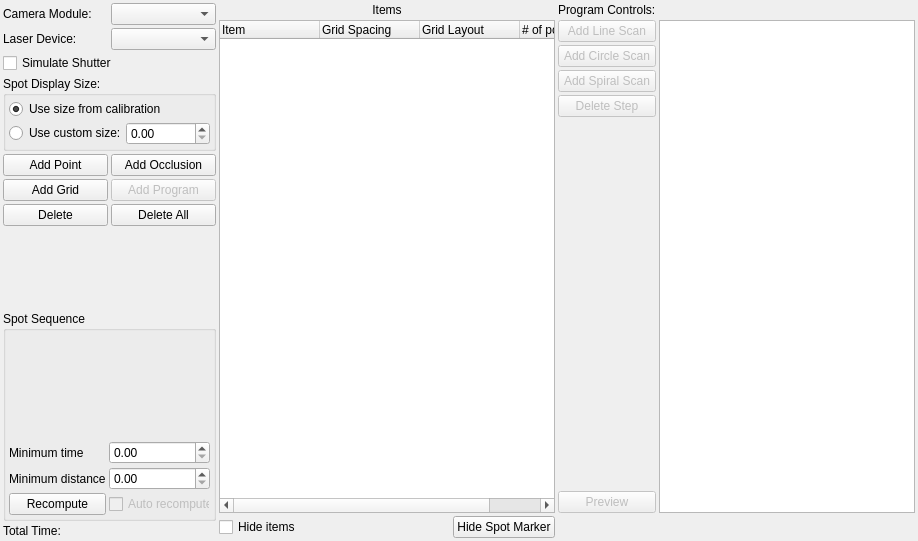
Old version of the form lib/devices/Scanner/ProtocolTemplate.ui in the repository acq4/acq4.
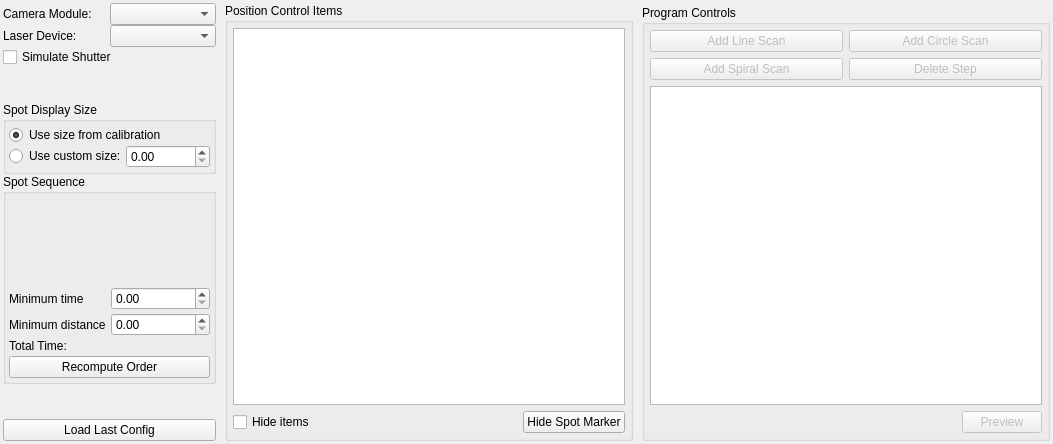
New version of the form. Custom widgets are drawn as their Qt base class.

The edit to the form file:
```diff
--- a/lib/devices/Scanner/ProtocolTemplate.ui
+++ b/lib/devices/Scanner/ProtocolTemplate.ui
@@ -6,8 +6,8 @@
    <rect>
     <x>0</x>
     <y>0</y>
-    <width>918</width>
-    <height>541</height>
+    <width>1053</width>
+    <height>444</height>
    </rect>
   </property>
   <property name="sizePolicy">
@@ -19,54 +19,21 @@
   <property name="windowTitle">
    <string>Form</string>
   </property>
-  <layout class="QGridLayout" name="gridLayout_4" columnstretch="1,4,0,0,0">
+  <layout class="QGridLayout" name="gridLayout_4">
+   <property name="horizontalSpacing">
+    <number>9</number>
+   </property>
+   <property name="verticalSpacing">
+    <number>2</number>
+   </property>
    <property name="margin">
     <number>3</number>
    </property>
-   <property name="spacing">
-    <number>3</number>
-   </property>
-   <item row="0" column="0" rowspan="3">
+   <item row="0" column="0" rowspan="2">
     <layout class="QGridLayout" name="gridLayout">
      <property name="sizeConstraint">
       <enum>QLayout::SetMaximumSize</enum>
      </property>
-     <item row="0" column="0" colspan="2">
-      <layout class="QHBoxLayout" name="horizontalLayout_3">
-       <item>
-        <widget class="QLabel" name="label">
-         <property name="text">
-          <string>Camera Module:</string>
-         </property>
-        </widget>
-       </item>
-       <item>
-        <widget class="InterfaceCombo" name="cameraCombo">
-         <property name="toolTip">
-          <string>Selects the camera module to use with the scanner. This, along with the laser device, determines which calibration files will be used.</string>
-         </property>
-        </widget>
-       </item>
-      </layout>
-     </item>
-     <item row="1" column="0" colspan="2">
-      <layout class="QHBoxLayout" name="horizontalLayout_4">
-       <item>
-        <widget class="QLabel" name="label_2">
-         <property name="text">
-          <string>Laser Device:</string>
-         </property>
-        </widget>
-       </item>
-       <item>
-        <widget class="InterfaceCombo" name="laserCombo">
-         <property name="toolTip">
-          <string>Selects the laser to be used.</string>
-         </property>
-        </widget>
-       </item>
-      </layout>
-     </item>
      <item row="2" column="0" colspan="2">
       <widget class="QCheckBox" name="simulateShutterCheck">
        <property name="text">
@@ -74,151 +41,7 @@
        </property>
       </widget>
      </item>
-     <item row="3" column="0" colspan="2">
-      <widget class="QGroupBox" name="groupBox_2">
-       <property name="title">
-        <string>Spot Display Size:</string>
-       </property>
-       <layout class="QGridLayout" name="gridLayout_2">
-        <property name="margin">
-         <number>3</number>
-        </property>
-        <property name="spacing">
-         <number>3</number>
-        </property>
-        <item row="0" column="0">
-         <widget class="QRadioButton" name="sizeFromCalibrationRadio">
-          <property name="toolTip">
-           <string>Causes target spots to be displayed at the size determined by the calibration file. Does not affect how data is collected.</string>
-          </property>
-          <property name="text">
-           <string>Use size from calibration</string>
-          </property>
-          <property name="checked">
-           <bool>true</bool>
-          </property>
-         </widget>
-        </item>
-        <item row="1" column="0">
-         <layout class="QHBoxLayout" name="horizontalLayout_2">
-          <property name="spacing">
-           <number>0</number>
-          </property>
-          <item>
-           <widget class="QRadioButton" name="sizeCustomRadio">
-            <property name="toolTip">
-             <string>Lets the user change the display size of target spots. Does not change the way data is collected.</string>
-            </property>
-            <property name="text">
-             <string>Use custom size:</string>
-            </property>
-           </widget>
-          </item>
-          <item>
-           <widget class="SpinBox" name="sizeSpin">
-            <property name="toolTip">
-             <string>Specifies the display size of the target spots. Does not change the way data is collected.</string>
-            </property>
-            <property name="suffix">
-             <string/>
-            </property>
-            <property name="minimum">
-             <double>0.000000000000000</double>
-            </property>
-            <property name="maximum">
-             <double>100000.000000000000000</double>
-            </property>
-            <property name="singleStep">
-             <double>0.000001000000000</double>
-            </property>
-            <property name="value">
-             <double>0.000000000000000</double>
-            </property>
-           </widget>
-          </item>
-         </layout>
-        </item>
-       </layout>
-      </widget>
-     </item>
-     <item row="4" column="0" colspan="2">
-      <layout class="QGridLayout" name="gridLayout_5">
-       <item row="0" column="0">
-        <widget class="QPushButton" name="addPointBtn">
-         <property name="toolTip">
-          <string>Add a target point to the canvas.</string>
-         </property>
-         <property name="text">
-          <string>Add Point</string>
-         </property>
-        </widget>
-       </item>
-       <item row="0" column="1">
-        <widget class="QPushButton" name="addOcclusionBtn">
-         <property name="toolTip">
-          <string>Add an occlusion. Occlusions can be placed over points that the user doesn't want included in the protocol. (For example, points that lie over a pipette.)</string>
-         </property>
-         <property name="text">
-          <string>Add Occlusion</string>
-         </property>
-        </widget>
-       </item>
-       <item row="1" column="0">
-        <widget class="QPushButton" name="addGridBtn">
-         <property name="toolTip">
-          <string>Add a grid of points to the canvas.</string>
-         </property>
-         <property name="text">
-          <string>Add Grid</string>
-         </property>
-        </widget>
-       </item>
-       <item row="1" column="1">
-        <widget class="QPushButton" name="addProgramBtn">
-         <property name="enabled">
-          <bool>false</bool>
-         </property>
-         <property name="text">
-          <string>Add Program</string>
-         </property>
-        </widget>
-       </item>
-       <item row="2" column="0">
-        <widget class="QPushButton" name="deleteBtn">
-         <property name="toolTip">
-          <string>Delete the selected item.</string>
-         </property>
-         <property name="text">
-          <string>Delete</string>
-         </property>
-        </widget>
-       </item>
-       <item row="2" column="1">
-        <widget class="QPushButton" name="deleteAllBtn">
-         <property name="toolTip">
-          <string>Delete all the items in the canvas.</string>
-         </property>
-         <property name="text">
-          <string>Delete All</string>
-         </property>
-        </widget>
-       </item>
-      </layout>
-     </item>
-     <item row="5" column="1">
-      <spacer name="verticalSpacer">
-       <property name="orientation">
-        <enum>Qt::Vertical</enum>
-       </property>
-       <property name="sizeHint" stdset="0">
-        <size>
-         <width>83</width>
-         <height>59</height>
-        </size>
-       </property>
-      </spacer>
-     </item>
-     <item row="6" column="0" colspan="2">
+     <item row="5" column="0" colspan="2">
       <widget class="QGroupBox" name="groupBox">
        <property name="sizePolicy">
         <sizepolicy hsizetype="Preferred" vsizetype="Preferred">
@@ -242,6 +65,16 @@
         <property name="spacing">
          <number>3</number>
         </property>
+        <item row="0" column="0" colspan="2">
+         <widget class="PlotWidget" name="tdPlotWidget" native="true">
+          <property name="sizePolicy">
+           <sizepolicy hsizetype="Expanding" vsizetype="Expanding">
+            <horstretch>0</horstretch>
+            <verstretch>0</verstretch>
+           </sizepolicy>
+          </property>
+         </widget>
+        </item>
         <item row="1" column="0">
          <widget class="QLabel" name="label_3">
           <property name="text">
@@ -293,212 +126,301 @@
           </property>
          </widget>
         </item>
-        <item row="3" column="0">
+        <item row="5" column="0" colspan="2">
          <widget class="QPushButton" name="recomputeBtn">
           <property name="text">
-           <string>Recompute</string>
+           <string>Recompute Order</string>
           </property>
          </widget>
         </item>
-        <item row="3" column="1">
-         <widget class="QCheckBox" name="autoRecomputeCheck">
-          <property name="enabled">
-           <bool>false</bool>
-          </property>
+        <item row="4" column="0" colspan="2">
+         <widget class="QLabel" name="timeLabel">
           <property name="text">
-           <string>Auto recompute</string>
+           <string>Total Time:</string>
           </property>
          </widget>
         </item>
+       </layout>
+      </widget>
+     </item>
+     <item row="4" column="0" colspan="2">
+      <widget class="QGroupBox" name="groupBox_2">
+       <property name="title">
+        <string>Spot Display Size</string>
+       </property>
+       <layout class="QGridLayout" name="gridLayout_2">
+        <property name="margin">
+         <number>3</number>
+        </property>
+        <property name="spacing">
+         <number>0</number>
+        </property>
         <item row="0" column="0" colspan="2">
-         <widget class="PlotWidget" name="tdPlotWidget" native="true">
+         <widget class="QRadioButton" name="sizeFromCalibrationRadio">
+          <property name="toolTip">
+           <string>Causes target spots to be displayed at the size determined by the calibration file. Does not affect how data is collected.</string>
+          </property>
+          <property name="text">
+           <string>Use size from calibration</string>
+          </property>
+          <property name="checked">
+           <bool>true</bool>
+          </property>
+         </widget>
+        </item>
+        <item row="1" column="0">
+         <widget class="QRadioButton" name="sizeCustomRadio">
+          <property name="toolTip">
+           <string>Lets the user change the display size of target spots. Does not change the way data is collected.</string>
+          </property>
+          <property name="text">
+           <string>Use custom size:</string>
+          </property>
+         </widget>
+        </item>
+        <item row="1" column="1">
+         <widget class="SpinBox" name="sizeSpin">
+          <property name="toolTip">
+           <string>Specifies the display size of the target spots. Does not change the way data is collected.</string>
+          </property>
+          <property name="suffix">
+           <string/>
+          </property>
+          <property name="minimum">
+           <double>0.000000000000000</double>
+          </property>
+          <property name="maximum">
+           <double>100000.000000000000000</double>
+          </property>
+          <property name="singleStep">
+           <double>0.000001000000000</double>
+          </property>
+          <property name="value">
+           <double>0.000000000000000</double>
+          </property>
+         </widget>
+        </item>
+       </layout>
+      </widget>
+     </item>
+     <item row="0" column="0">
+      <widget class="QLabel" name="label">
+       <property name="text">
+        <string>Camera Module:</string>
+       </property>
+      </widget>
+     </item>
+     <item row="6" column="0">
+      <spacer name="verticalSpacer_4">
+       <property name="orientation">
+        <enum>Qt::Vertical</enum>
+       </property>
+       <property name="sizeHint" stdset="0">
+        <size>
+         <width>20</width>
+         <height>40</height>
+        </size>
+       </property>
+      </spacer>
+     </item>
+     <item row="1" column="1">
+      <widget class="InterfaceCombo" name="laserCombo">
+       <property name="toolTip">
+        <string>Selects the laser to be used.</string>
+       </property>
+      </widget>
+     </item>
+     <item row="1" column="0">
+      <widget class="QLabel" name="label_2">
+       <property name="text">
+        <string>Laser Device:</string>
+       </property>
+      </widget>
+     </item>
+     <item row="0" column="1">
+      <widget class="InterfaceCombo" name="cameraCombo">
+       <property name="toolTip">
+        <string>Selects the camera module to use with the scanner. This, along with the laser device, determines which calibration files will be used.</string>
+       </property>
+      </widget>
+     </item>
+     <item row="7" column="0" colspan="2">
+      <widget class="QPushButton" name="loadConfigBtn">
+       <property name="text">
+        <string>Load Last Config</string>
+       </property>
+      </widget>
+     </item>
+     <item row="3" column="0">
+      <spacer name="verticalSpacer">
+       <property name="orientation">
+        <enum>Qt::Vertical</enum>
+       </property>
+       <property name="sizeHint" stdset="0">
+        <size>
+         <width>20</width>
+         <height>40</height>
+        </size>
+       </property>
+      </spacer>
+     </item>
+    </layout>
+   </item>
+   <item row="0" column="1" rowspan="2">
+    <widget class="QGroupBox" name="groupBox_3">
+     <property name="title">
+      <string>Position Control Items</string>
+     </property>
+     <layout class="QGridLayout" name="gridLayout_5">
+      <property name="margin">
+       <number>5</number>
+      </property>
+      <item row="0" column="0">
+       <widget class="ParameterTree" name="itemTree">
+        <attribute name="headerVisible">
+         <bool>false</bool>
+        </attribute>
+       </widget>
+      </item>
+      <item row="1" column="0">
+       <layout class="QHBoxLayout" name="horizontalLayout_5">
+        <item>
+         <widget class="QCheckBox" name="hideCheck">
+          <property name="enabled">
+           <bool>true</bool>
+          </property>
+          <property name="toolTip">
+           <string>Hide all items from view.</string>
+          </property>
+          <property name="text">
+           <string>Hide items</string>
+          </property>
+          <property name="checked">
+           <bool>false</bool>
+          </property>
+         </widget>
+        </item>
+        <item>
+         <spacer name="horizontalSpacer">
+          <property name="orientation">
+           <enum>Qt::Horizontal</enum>
+          </property>
+          <property name="sizeHint" stdset="0">
+           <size>
+            <width>40</width>
+            <height>20</height>
+           </size>
+          </property>
+         </spacer>
+        </item>
+        <item>
+         <widget class="QPushButton" name="hideMarkerBtn">
           <property name="sizePolicy">
-           <sizepolicy hsizetype="Expanding" vsizetype="Expanding">
+           <sizepolicy hsizetype="Fixed" vsizetype="Fixed">
             <horstretch>0</horstretch>
             <verstretch>0</verstretch>
            </sizepolicy>
           </property>
+          <property name="text">
+           <string>Hide Spot Marker</string>
+          </property>
          </widget>
         </item>
        </layout>
-      </widget>
-     </item>
-     <item row="7" column="0">
-      <widget class="QLabel" name="timeLabel">
-       <property name="text">
-        <string>Total Time:</string>
-       </property>
-      </widget>
-     </item>
-    </layout>
-   </item>
-   <item row="0" column="1" colspan="2">
-    <widget class="QLabel" name="label_5">
-     <property name="text">
-      <string>Items</string>
-     </property>
-     <property name="alignment">
-      <set>Qt::AlignCenter</set>
-     </property>
+      </item>
+     </layout>
     </widget>
    </item>
-   <item row="0" column="3">
-    <widget class="QLabel" name="label_8">
-     <property name="text">
-      <string>Program Controls:</string>
+   <item row="1" column="2">
+    <widget class="QGroupBox" name="groupBox_4">
+     <property name="title">
+      <string>Program Controls</string>
      </property>
-    </widget>
-   </item>
-   <item row="1" column="1" colspan="2">
-    <widget class="TreeWidget" name="itemTree">
-     <column>
-      <property name="text">
-       <string>Item</string>
+     <layout class="QGridLayout" name="gridLayout_6">
+      <property name="margin">
+       <number>5</number>
       </property>
-     </column>
-     <column>
-      <property name="text">
-       <string>Grid Spacing</string>
-      </property>
-     </column>
-     <column>
-      <property name="text">
-       <string>Grid Layout</string>
-      </property>
-     </column>
-     <column>
-      <property name="text">
-       <string># of points</string>
-      </property>
-     </column>
+      <item row="1" column="0">
+       <widget class="QTableWidget" name="programTable">
+        <property name="sortingEnabled">
+         <bool>true</bool>
+        </property>
+       </widget>
+      </item>
+      <item row="0" column="0">
+       <layout class="QGridLayout" name="gridLayout_7">
+        <item row="0" column="0">
+         <widget class="QPushButton" name="addLineScanBtn">
+          <property name="enabled">
+           <bool>false</bool>
+          </property>
+          <property name="text">
+           <string>Add Line Scan</string>
+          </property>
+         </widget>
+        </item>
+        <item row="0" column="1">
+         <widget class="QPushButton" name="addCircleScanBtn">
+          <property name="enabled">
+           <bool>false</bool>
+          </property>
+          <property name="text">
+           <string>Add Circle Scan</string>
+          </property>
+         </widget>
+        </item>
+        <item row="1" column="0">
+         <widget class="QPushButton" name="addSpiralScanBtn">
+          <property name="enabled">
+           <bool>false</bool>
+          </property>
+          <property name="text">
+           <string>Add Spiral Scan</string>
+          </property>
+         </widget>
+        </item>
+        <item row="1" column="1">
+         <widget class="QPushButton" name="deleteStepBtn">
+          <property name="enabled">
+           <bool>false</bool>
+          </property>
+          <property name="text">
+           <string>Delete Step</string>
+          </property>
+         </widget>
+        </item>
+       </layout>
+      </item>
+      <item row="2" column="0">
+       <layout class="QGridLayout" name="gridLayout_9">
+        <item row="0" column="1">
+         <spacer name="horizontalSpacer_2">
+          <property name="orientation">
+           <enum>Qt::Horizontal</enum>
+          </property>
+          <property name="sizeHint" stdset="0">
+           <size>
+            <width>40</width>
+            <height>20</height>
+           </size>
+          </property>
+         </spacer>
+        </item>
+        <item row="0" column="2">
+         <widget class="QPushButton" name="previewBtn">
+          <property name="enabled">
+           <bool>false</bool>
+          </property>
+          <property name="text">
+           <string>Preview</string>
+          </property>
+         </widget>
+        </item>
+       </layout>
+      </item>
+     </layout>
     </widget>
    </item>
-   <item row="1" column="3">
-    <layout class="QVBoxLayout" name="verticalLayout">
-     <property name="sizeConstraint">
-      <enum>QLayout::SetMaximumSize</enum>
-     </property>
-     <item>
-      <widget class="QPushButton" name="addLineScanBtn">
-       <property name="enabled">
-        <bool>false</bool>
-       </property>
-       <property name="text">
-        <string>Add Line Scan</string>
-       </property>
-      </widget>
-     </item>
-     <item>
-      <widget class="QPushButton" name="addCircleScanBtn">
-       <property name="enabled">
-        <bool>false</bool>
-       </property>
-       <property name="text">
-        <string>Add Circle Scan</string>
-       </property>
-      </widget>
-     </item>
-     <item>
-      <widget class="QPushButton" name="addSpiralScanBtn">
-       <property name="enabled">
-        <bool>false</bool>
-       </property>
-       <property name="text">
-        <string>Add Spiral Scan</string>
-       </property>
-      </widget>
-     </item>
-     <item>
-      <widget class="QPushButton" name="deleteStepBtn">
-       <property name="enabled">
-        <bool>false</bool>
-       </property>
-       <property name="text">
-        <string>Delete Step</string>
-       </property>
-      </widget>
-     </item>
-     <item>
-      <spacer name="verticalSpacer_2">
-       <property name="orientation">
-        <enum>Qt::Vertical</enum>
-       </property>
-       <property name="sizeType">
-        <enum>QSizePolicy::Expanding</enum>
-       </property>
-       <property name="sizeHint" stdset="0">
-        <size>
-         <width>20</width>
-         <height>40</height>
-        </size>
-       </property>
-      </spacer>
-     </item>
-     <item>
-      <widget class="QPushButton" name="previewBtn">
-       <property name="enabled">
-        <bool>false</bool>
-       </property>
-       <property name="text">
-        <string>Preview</string>
-       </property>
-      </widget>
-     </item>
-    </layout>
-   </item>
-   <item row="1" column="4">
-    <widget class="QTableWidget" name="programTable">
-     <property name="sortingEnabled">
-      <bool>true</bool>
-     </property>
-    </widget>
-   </item>
-   <item row="2" column="1" colspan="2">
-    <layout class="QHBoxLayout" name="horizontalLayout_5">
-     <item>
-      <widget class="QCheckBox" name="hideCheck">
-       <property name="enabled">
-        <bool>true</bool>
-       </property>
-       <property name="toolTip">
-        <string>Hide all items from view.</string>
-       </property>
-       <property name="text">
-        <string>Hide items</string>
-       </property>
-       <property name="checked">
-        <bool>false</bool>
-       </property>
-      </widget>
-     </item>
-     <item>
-      <widget class="QPushButton" name="hideMarkerBtn">
-       <property name="sizePolicy">
-        <sizepolicy hsizetype="Fixed" vsizetype="Fixed">
-         <horstretch>0</horstretch>
-         <verstretch>0</verstretch>
-        </sizepolicy>
-       </property>
-       <property name="text">
-        <string>Hide Spot Marker</string>
-       </property>
-      </widget>
-     </item>
-    </layout>
-   </item>
-   <item row="2" column="3">
-    <spacer name="horizontalSpacer_2">
-     <property name="orientation">
-      <enum>Qt::Horizontal</enum>
-     </property>
-     <property name="sizeHint" stdset="0">
-      <size>
-       <width>40</width>
-       <height>20</height>
-      </size>
-     </property>
-    </spacer>
-   </item>
   </layout>
  </widget>
  <customwidgets>
@@ -507,11 +429,6 @@
    <extends>QDoubleSpinBox</extends>
    <header>pyqtgraph</header>
   </customwidget>
-  <customwidget>
-   <class>TreeWidget</class>
-   <extends>QTreeWidget</extends>
-   <header location="global">pyqtgraph</header>
-  </customwidget>
   <customwidget>
    <class>PlotWidget</class>
    <extends>QWidget</extends>
@@ -523,6 +440,11 @@
    <extends>QComboBox</extends>
    <header>InterfaceCombo</header>
   </customwidget>
+  <customwidget>
+   <class>ParameterTree</class>
+   <extends>QTreeWidget</extends>
+   <header>pyqtgraph.parametertree</header>
+  </customwidget>
  </customwidgets>
  <resources/>
  <connections/>
```
